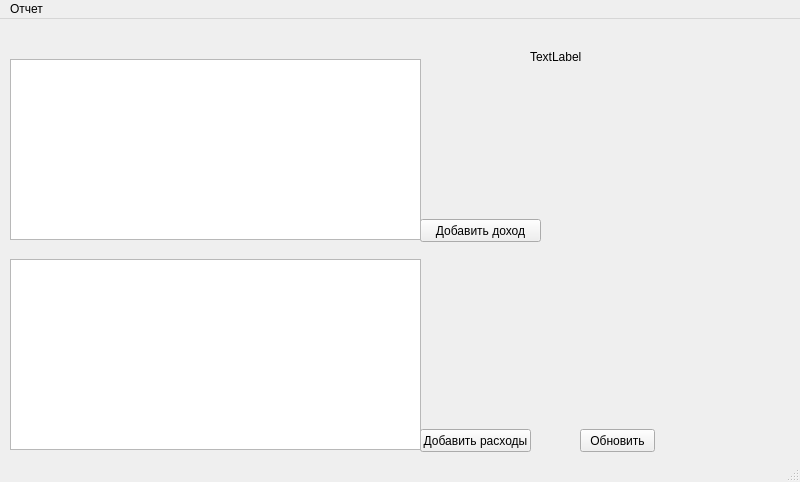
Above: mainwindow.ui from VSemikoz/manager before the change. Below: the same form after it.
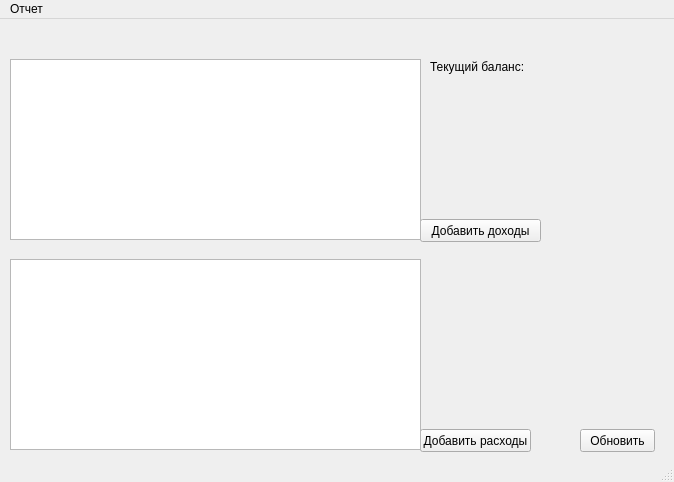
That is the form after the change.

```diff
--- a/mainwindow.ui
+++ b/mainwindow.ui
@@ -6,10 +6,22 @@
    <rect>
     <x>0</x>
     <y>0</y>
-    <width>800</width>
+    <width>674</width>
     <height>482</height>
    </rect>
   </property>
+  <property name="minimumSize">
+   <size>
+    <width>674</width>
+    <height>482</height>
+   </size>
+  </property>
+  <property name="maximumSize">
+   <size>
+    <width>674</width>
+    <height>482</height>
+   </size>
+  </property>
   <property name="windowTitle">
    <string>MainWindow</string>
   </property>
@@ -37,7 +49,7 @@
      </rect>
     </property>
     <property name="text">
-     <string>Добавить доход</string>
+     <string>Добавить доходы</string>
     </property>
    </widget>
    <widget class="QTableView" name="tableView_2">
@@ -76,14 +88,14 @@
    <widget class="QLabel" name="label">
     <property name="geometry">
      <rect>
-      <x>530</x>
-      <y>30</y>
+      <x>430</x>
+      <y>40</y>
       <width>241</width>
       <height>16</height>
      </rect>
     </property>
     <property name="text">
-     <string>TextLabel</string>
+     <string>Текущий баланс:</string>
     </property>
    </widget>
   </widget>
@@ -92,7 +104,7 @@
     <rect>
      <x>0</x>
      <y>0</y>
-     <width>800</width>
+     <width>674</width>
      <height>21</height>
     </rect>
    </property>
```
Left out of the diff: 6 changed lines with no effect on the pictures.
